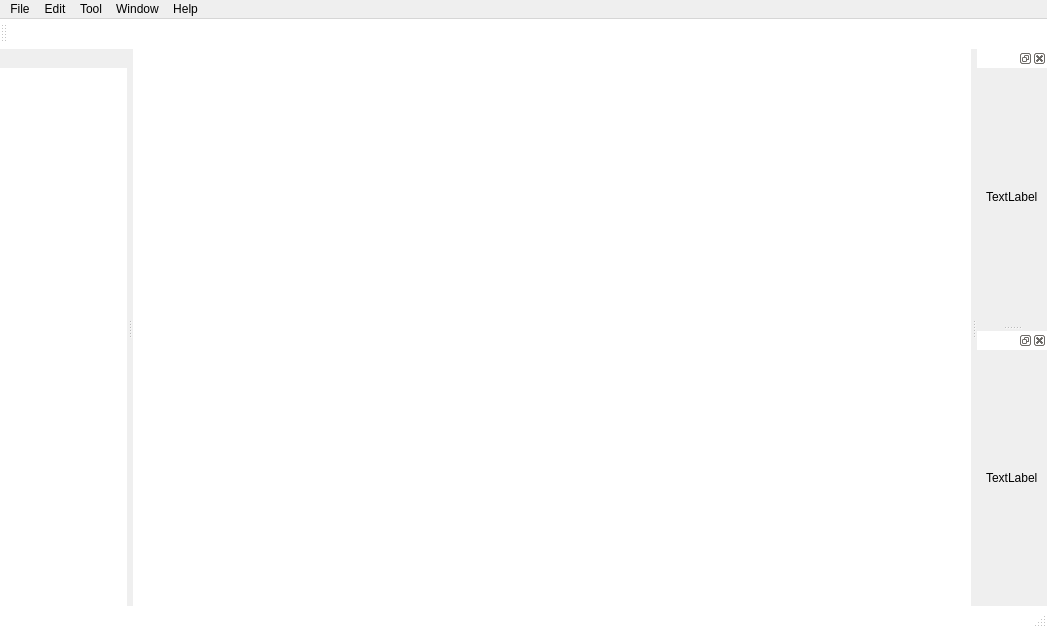
Podmno/SLSApp, file app/MainWindow.ui: the form before one commit.
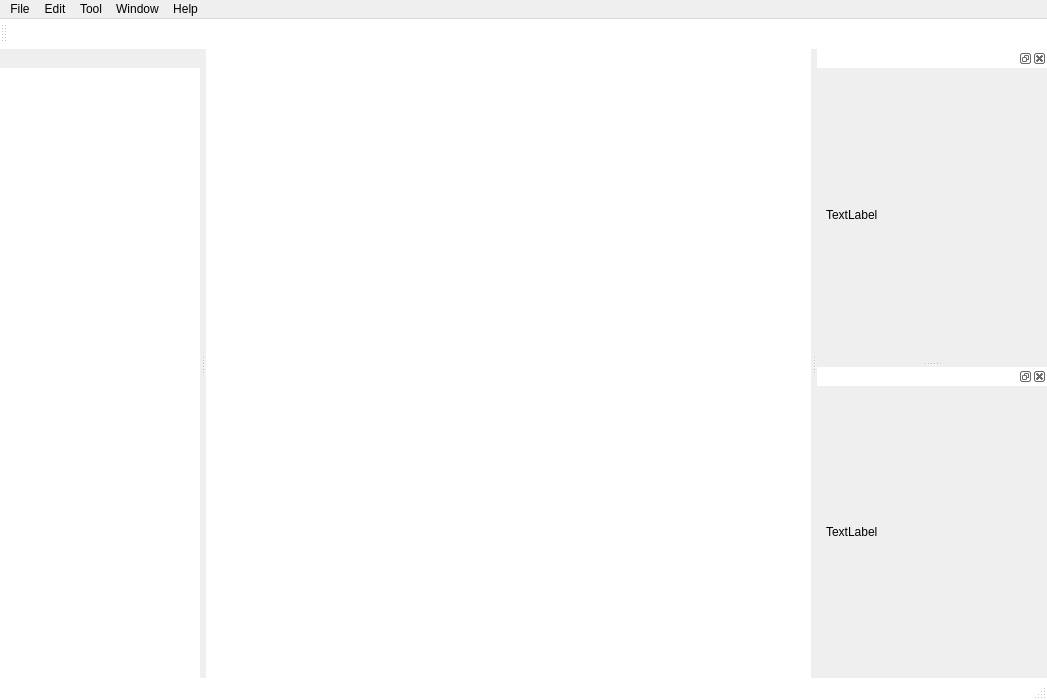
The form after the commit.

What changed in the file:
```diff
--- a/app/MainWindow.ui
+++ b/app/MainWindow.ui
@@ -7,7 +7,7 @@
     <x>0</x>
     <y>0</y>
     <width>1047</width>
-    <height>628</height>
+    <height>700</height>
    </rect>
   </property>
   <property name="contextMenuPolicy">
@@ -124,7 +124,7 @@
   <widget class="QDockWidget" name="dockWidget">
    <property name="minimumSize">
     <size>
-     <width>100</width>
+     <width>200</width>
      <height>50</height>
     </size>
    </property>
@@ -226,6 +226,12 @@
    </attribute>
   </widget>
   <widget class="QDockWidget" name="dockWidget_2">
+   <property name="minimumSize">
+    <size>
+     <width>230</width>
+     <height>62</height>
+    </size>
+   </property>
    <property name="maximumSize">
     <size>
      <width>300</width>
@@ -262,6 +268,12 @@
    </widget>
   </widget>
   <widget class="QDockWidget" name="dockWidget_3">
+   <property name="minimumSize">
+    <size>
+     <width>230</width>
+     <height>62</height>
+    </size>
+   </property>
    <property name="maximumSize">
     <size>
      <width>300</width>
```
